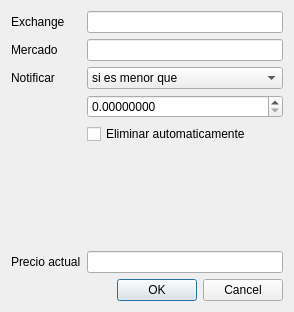
Above: ui/dialog_alarm.ui from katmai1/qtradingview before the change. Below: the same form after it.
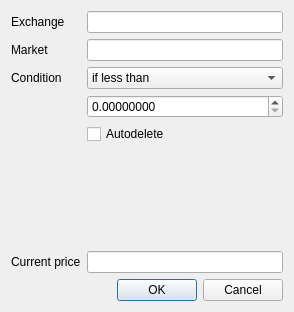
That is the form after the change. Icons and pictures are not drawn.

Patch:
```diff
--- a/ui/dialog_alarm.ui
+++ b/ui/dialog_alarm.ui
@@ -75,7 +75,7 @@
      <item row="1" column="0">
       <widget class="QLabel" name="label_2">
        <property name="text">
-        <string>Mercado</string>
+        <string>Market</string>
        </property>
       </widget>
      </item>
@@ -92,7 +92,7 @@
      <item row="2" column="0">
       <widget class="QLabel" name="label_4">
        <property name="text">
-        <string>Notificar</string>
+        <string>Condition</string>
        </property>
       </widget>
      </item>
@@ -112,7 +112,7 @@
      <item row="6" column="0">
       <widget class="QLabel" name="label_3">
        <property name="text">
-        <string>Precio actual</string>
+        <string>Current price</string>
        </property>
       </widget>
      </item>
@@ -129,7 +129,7 @@
      <item row="4" column="1">
       <widget class="QCheckBox" name="check_autodelete">
        <property name="text">
-        <string>Eliminar automaticamente</string>
+        <string>Autodelete</string>
        </property>
       </widget>
      </item>
@@ -143,7 +143,7 @@
        </property>
        <item>
         <property name="text">
-         <string>si es menor que</string>
+         <string>if less than</string>
         </property>
        </item>
        <item>
```
Left out of the diff: 51 changed lines with no effect on the pictures.
